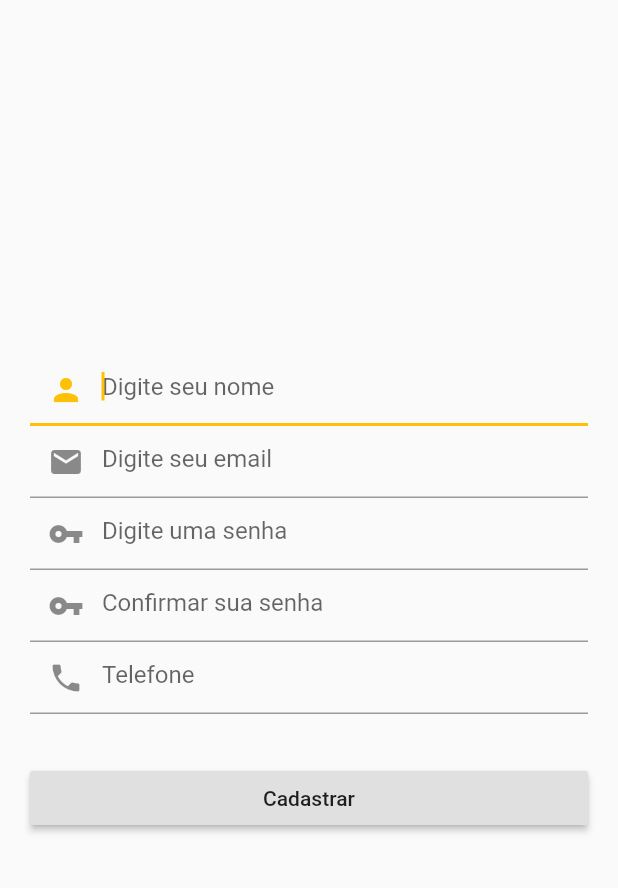
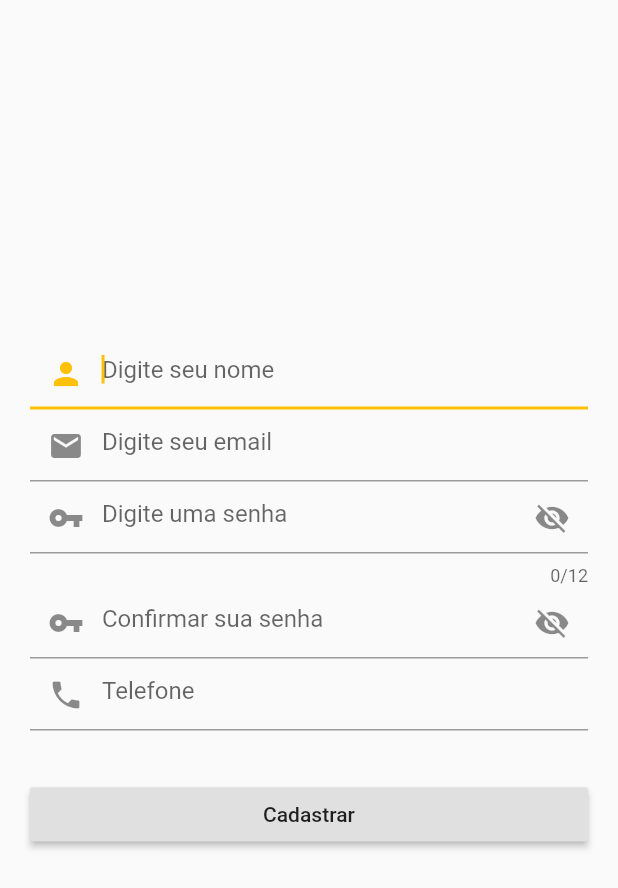
Before and after one commit to alineargentin/tcc_regulariza, a Flutter app: the screen it shows after launch, after a tap on "Cadastre-se", on a phone screen of 412 x 824 dp. Shown: the top 888 px of the screen. Run offline on Flutter 3.47's test engine with Material 2 defaults, Android fonts, the phone set to English and light mode, and no system bars; our stand-ins replace cloud_firestore, firebase_auth, flushbar, flutter_masked_text, shared_preferences; missing offline and left inert: clippy_flutter, flutter_dialogflow; accounts and stored records are empty.

Commit message:
Arruma validações de cadastro e exibe logo na tela de login
faz transição do logo da splash pra tela de login usando Hero

Signed-off-by: Aline Argentin <alineroberta.argentin@gmail.com>

```diff
--- a/lib/views/cadastro.dart
+++ b/lib/views/cadastro.dart
@@ -29,12 +29,18 @@ class _CadastroState extends State<Cadastro> {
   final _confirmarsenhaFocusNode = new FocusNode();
   final _telefoneFocusNode = new FocusNode();
 
+  final _formKey = new GlobalKey<FormState>();
+  bool _obscurePassword = true;
+  bool _obscureConfirmation = true;
+
   @override
   Widget build(BuildContext context) {
     return Scaffold(
       body: Center(
         child: SingleChildScrollView(
           padding: EdgeInsets.all(20.0),
+          child: Form(
+            key: _formKey,
             child: Column(
               crossAxisAlignment: CrossAxisAlignment.stretch,
               children: <Widget>[
@@ -50,12 +56,13 @@ class _CadastroState extends State<Cadastro> {
             ),
           ),
         ),
+      ),
     );
   }
 
   // Componentes para a criação da tela de cadastro
   Widget _showNomeTextField() {
-    return TextField(
+    return TextFormField(
       controller: _nomeController,
       keyboardType: TextInputType.text,
       decoration: InputDecoration(
@@ -65,6 +72,9 @@ class _CadastroState extends State<Cadastro> {
       textInputAction: TextInputAction.next,
       autofocus: true,
       focusNode: _nomeFocusNode,
+      validator: (String value) {
+        return value.isEmpty ? 'O nome é obrigatório' : null;
+      },
       onEditingComplete: () =>
           FocusScope.of(context).requestFocus(_emailFocusNode),
     );
@@ -116,6 +126,9 @@ class _CadastroState extends State<Cadastro> {
       ),
       textInputAction: TextInputAction.next,
       focusNode: _emailFocusNode,
+      validator: (String value) {
+        return value.isEmpty ? 'O e-mail é obrigatório' : null;
+      },
       onEditingComplete: () =>
           // ao terminar de editar, move o foco para o próximo campo
           FocusScope.of(context).requestFocus(_senhaFocusNode),
@@ -126,10 +139,25 @@ class _CadastroState extends State<Cadastro> {
     return TextFormField(
       controller: _senhaController,
       keyboardType: TextInputType.text,
-      obscureText: true,
+      obscureText: _obscurePassword,
+      validator: (String value) {
+        return value.length < 6
+            ? 'A senha deve conter no mínimo 6 caracteres'
+            : null;
+      },
+      maxLength: 12,
       decoration: InputDecoration(
         hintText: 'Digite uma senha',
         prefixIcon: Icon(Icons.vpn_key),
+        suffixIcon: IconButton(
+          icon:
+              Icon(_obscurePassword ? Icons.visibility_off : Icons.visibility),
+          onPressed: () {
+            setState(() {
+              _obscurePassword = !_obscurePassword;
+            });
+          },
+        ),
       ),
       textInputAction: TextInputAction.next,
       focusNode: _senhaFocusNode,
@@ -142,13 +170,27 @@ class _CadastroState extends State<Cadastro> {
     return TextFormField(
         controller: _confirmarsenhaController,
         keyboardType: TextInputType.text,
-        obscureText: true,
+        obscureText: _obscureConfirmation,
         decoration: InputDecoration(
           hintText: 'Confirmar sua senha',
           prefixIcon: Icon(Icons.vpn_key),
+          suffixIcon: IconButton(
+            icon: Icon(
+                _obscureConfirmation ? Icons.visibility_off : Icons.visibility),
+            onPressed: () {
+              setState(() {
+                _obscureConfirmation = !_obscureConfirmation;
+              });
+            },
+          ),
         ),
         textInputAction: TextInputAction.next,
         focusNode: _confirmarsenhaFocusNode,
+        validator: (String value) {
+          return _senhaController.text != value
+              ? 'A confirmação deve ser igual à senha'
+              : null;
+        },
         onEditingComplete: () =>
             FocusScope.of(context).requestFocus(_telefoneFocusNode));
   }
@@ -167,6 +209,7 @@ class _CadastroState extends State<Cadastro> {
   }
 
   Future _signUp() async {
+    if (_formKey.currentState.validate()) {
       final email = _emailController.text;
       final password = _senhaController.text;
       await Auth.signUp(email, password)
@@ -179,6 +222,7 @@ class _CadastroState extends State<Cadastro> {
         )..show(context);
       });
     }
+  }
 
   void _onResultSignUpSuccess(String userId) {
     final email = _emailController.text;
@@ -187,6 +231,7 @@ class _CadastroState extends State<Cadastro> {
     //final cpf = _cpfController.text;
     //final rg = _rgController.text;
     final user = User(userId: userId, name: name, email: email, phone: phone);
+    Auth.storeUserLocal(user);
     Auth.addUser(user).then(_onResultAddUser);
   }
 
--- a/lib/views/login.dart
+++ b/lib/views/login.dart
@@ -1,6 +1,7 @@
 import 'package:flushbar/flushbar.dart';
 import 'package:flutter/cupertino.dart';
 import 'package:flutter/material.dart';
+import 'package:flutter/scheduler.dart';
 import 'package:tcc_regulariza/service/auth.dart';
 import 'package:tcc_regulariza/views/forgot_password.dart';
 import 'package:tcc_regulariza/views/home_page.dart';
@@ -19,6 +20,7 @@ class _LoginState extends State<Login> {
 
   @override
   Widget build(BuildContext context) {
+    timeDilation = 2.0;
     return Scaffold(
       body: Center(
         child: SingleChildScrollView(
@@ -26,6 +28,8 @@ class _LoginState extends State<Login> {
           child: Column(
             crossAxisAlignment: CrossAxisAlignment.stretch,
             children: <Widget>[
+              _showTitle(),
+              _showLogo(),
               _showEmailTextField(),
               _showPasswordTextField(),
               _showSignInButton(),
@@ -35,6 +39,29 @@ class _LoginState extends State<Login> {
           ),
         ),
       ),
+    );
+  }
+
+  Widget _showTitle() {
+    return Center(
+        child: Text(
+      'Cartório Fácil',
+      style: TextStyle(
+        color: Colors.amber,
+        fontWeight: FontWeight.bold,
+        fontSize: 30,
+      ),
+    ));
+  }
+
+  Widget _showLogo() {
+    return Hero(
+      tag: 'appLogo',
+      child: Center(
+          child: Image.asset(
+        "assets/logo_cartorio_facil.png",
+        width: 150,
+      )),
     );
   }
 
--- a/lib/views/splash.dart
+++ b/lib/views/splash.dart
@@ -34,14 +34,31 @@ class _SplashScreenState extends State<SplashScreen> {
       body: Column(
         mainAxisAlignment: MainAxisAlignment.center,
         children: <Widget>[
-          Center(child: Text('Cartório Fácil', textScaleFactor: 2)),
+          buildTitle(),
           buildLogo(),
         ],
       ),
     );
   }
 
+  Widget buildTitle() {
+    return Center(
+      child: Text(
+        'Cartório Fácil',
+        style: TextStyle(
+          fontWeight: FontWeight.bold,
+          fontSize: 40,
+        ),
+      ),
+    );
+  }
+
   Widget buildLogo() {
-    return Center(child: Image.asset("assets/logo_cartorio_facil.png"));
+    return Hero(
+      tag: 'appLogo',
+      child: Center(
+        child: Image.asset("assets/logo_cartorio_facil.png"),
+      ),
+    );
   }
 }
```
Also changed, not shown: 1 other file. Lines whose indentation alone changed are shown as unchanged.
